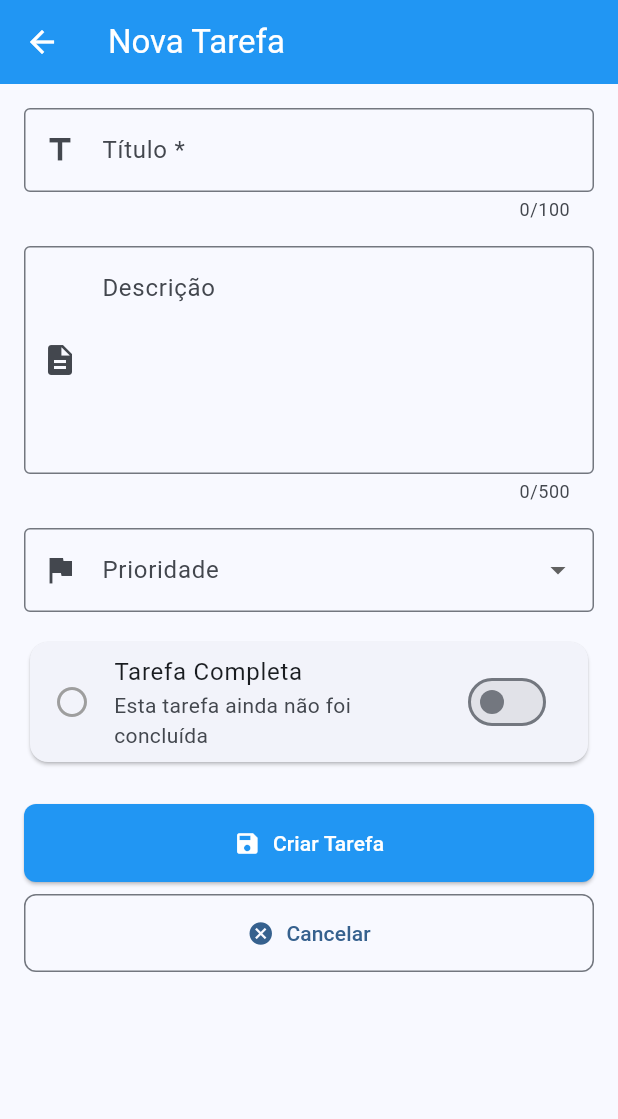
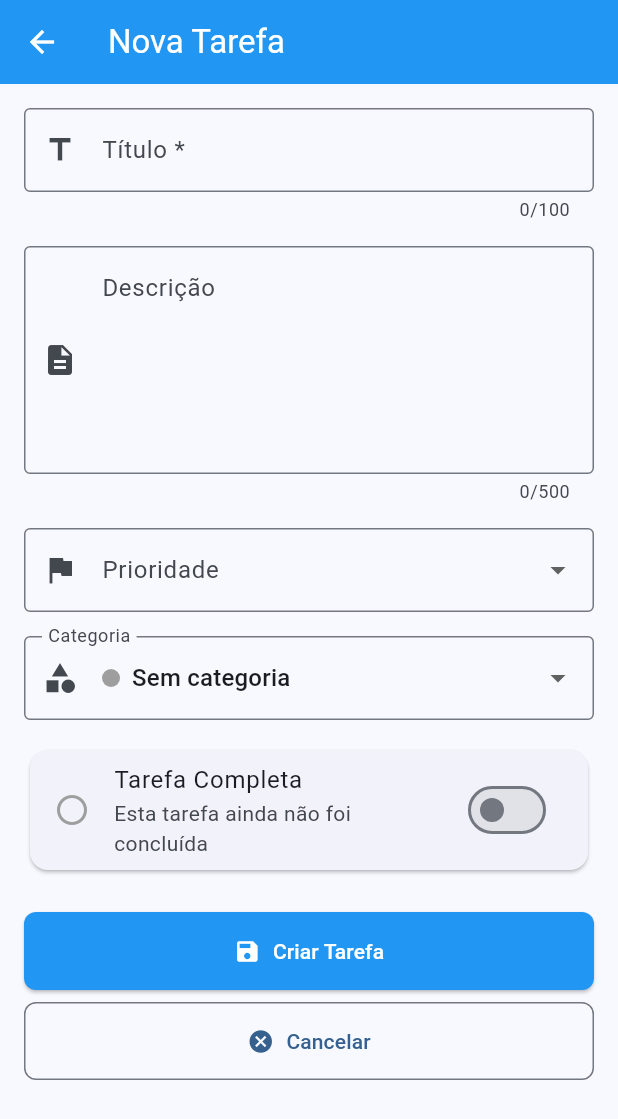
Before and after one commit to moraisjo/taskify, a Flutter app: the screen it shows after launch, after a tap on "Criar primeira tarefa", on a phone screen of 412 x 824 dp. Shown: the top 1119 px of the screen. Run offline on Flutter 3.47's test engine with Material 3 defaults, Android fonts, the phone set to English and light mode, and no system bars; our stand-ins replace flutter_staggered_animations, sqflite_common_ffi; accounts and stored records are empty.

Commit message:
fix: lista das tasks sem categoria

```diff
--- /dev/null
+++ b/task_manager/lib/models/category.dart
@@ -0,0 +1,25 @@
+import 'package:flutter/material.dart';
+
+class Category {
+  final String id;
+  final String name;
+  final Color color;
+
+  const Category({required this.id, required this.name, required this.color});
+
+  static const List<Category> presets = [
+    Category(id: 'uncategorized', name: 'Sem categoria', color: Colors.grey),
+    Category(id: 'general', name: 'Geral', color: Colors.blueGrey),
+    Category(id: 'work', name: 'Trabalho', color: Colors.blue),
+    Category(id: 'study', name: 'Estudos', color: Colors.deepPurple),
+    Category(id: 'personal', name: 'Pessoal', color: Colors.teal),
+  ];
+
+  static Category resolve(String? id) {
+    if (id == null || id.isEmpty) return presets.first;
+    return presets.firstWhere(
+      (c) => c.id == id,
+      orElse: () => presets.first,
+    );
+  }
+}
--- a/task_manager/lib/models/task.dart
+++ b/task_manager/lib/models/task.dart
@@ -6,6 +6,7 @@ class Task {
   final String description;
   final bool completed;
   final String priority;
+  final String categoryId;
   final DateTime createdAt;
 
   Task({
@@ -14,6 +15,7 @@ class Task {
     this.description = '',
     this.completed = false,
     this.priority = 'medium',
+    this.categoryId = 'uncategorized',
     DateTime? createdAt,
   })  : id = id ?? const Uuid().v4(),
         createdAt = createdAt ?? DateTime.now();
@@ -25,6 +27,7 @@ class Task {
       'description': description,
       'completed': completed ? 1 : 0,
       'priority': priority,
+      'category': categoryId,
       'createdAt': createdAt.toIso8601String(),
     };
   }
@@ -36,6 +39,7 @@ class Task {
       description: map['description'] ?? '',
       completed: map['completed'] == 1,
       priority: map['priority'] ?? 'medium',
+      categoryId: (map['category'] as String?)?.isEmpty ?? true ? 'uncategorized' : map['category'],
       createdAt: DateTime.parse(map['createdAt']),
     );
   }
@@ -45,6 +49,7 @@ class Task {
     String? description,
     bool? completed,
     String? priority,
+    String? categoryId,
   }) {
     return Task(
       id: id,
@@ -52,6 +57,7 @@ class Task {
       description: description ?? this.description,
       completed: completed ?? this.completed,
       priority: priority ?? this.priority,
+      categoryId: categoryId ?? this.categoryId,
       createdAt: createdAt,
     );
   }
--- a/task_manager/lib/screens/task_form_screen.dart
+++ b/task_manager/lib/screens/task_form_screen.dart
@@ -1,5 +1,6 @@
 import 'package:flutter/material.dart';
 import '../models/task.dart';
+import '../models/category.dart';
 import '../services/database_service.dart';
 
 class TaskFormScreen extends StatefulWidget {
@@ -17,6 +18,7 @@ class _TaskFormScreenState extends State<TaskFormScreen> {
   final _descriptionController = TextEditingController();
 
   String _priority = 'medium';
+  String _categoryId = 'uncategorized';
   bool _completed = false;
   bool _isLoading = false;
 
@@ -29,6 +31,7 @@ class _TaskFormScreenState extends State<TaskFormScreen> {
       _titleController.text = widget.task!.title;
       _descriptionController.text = widget.task!.description;
       _priority = widget.task!.priority;
+      _categoryId = widget.task!.categoryId;
       _completed = widget.task!.completed;
     }
   }
@@ -54,6 +57,7 @@ class _TaskFormScreenState extends State<TaskFormScreen> {
           title: _titleController.text.trim(),
           description: _descriptionController.text.trim(),
           priority: _priority,
+          categoryId: _categoryId,
           completed: _completed,
         );
         await DatabaseService.instance.create(newTask);
@@ -73,6 +77,7 @@ class _TaskFormScreenState extends State<TaskFormScreen> {
           title: _titleController.text.trim(),
           description: _descriptionController.text.trim(),
           priority: _priority,
+          categoryId: _categoryId,
           completed: _completed,
         );
         await DatabaseService.instance.update(updatedTask);
@@ -222,6 +227,44 @@ class _TaskFormScreenState extends State<TaskFormScreen> {
 
                     const SizedBox(height: 16),
 
+                    // Dropdown de Categoria
+                    DropdownButtonFormField<String>(
+                      value: _categoryId,
+                      decoration: const InputDecoration(
+                        labelText: 'Categoria',
+                        prefixIcon: Icon(Icons.category),
+                        border: OutlineInputBorder(),
+                      ),
+                      items: Category.presets
+                          .map(
+                            (cat) => DropdownMenuItem(
+                              value: cat.id,
+                              child: Row(
+                                children: [
+                                  Container(
+                                    width: 12,
+                                    height: 12,
+                                    decoration: BoxDecoration(
+                                      color: cat.color,
+                                      shape: BoxShape.circle,
+                                    ),
+                                  ),
+                                  const SizedBox(width: 8),
+                                  Text(cat.name),
+                                ],
+                              ),
+                            ),
+                          )
+                          .toList(),
+                      onChanged: (value) {
+                        if (value != null) {
+                          setState(() => _categoryId = value);
+                        }
+                      },
+                    ),
+
+                    const SizedBox(height: 16),
+
                     // Switch de Completo
                     Card(
                       child: SwitchListTile(
--- a/task_manager/lib/screens/task_list_screen.dart
+++ b/task_manager/lib/screens/task_list_screen.dart
@@ -2,6 +2,7 @@ import 'dart:io';
 
 import 'package:flutter/material.dart';
 import '../models/task.dart';
+import '../models/category.dart';
 import '../services/database_service.dart';
 import '../widgets/task_card.dart';
 import 'task_form_screen.dart';
@@ -25,6 +26,7 @@ class _TaskListScreenState extends State<TaskListScreen> {
   List<Task> _tasks = [];
   String _filter = 'all'; // all, completed, pending
   String _searchQuery = '';
+  String _categoryFilter = 'all';
   bool _isLoading = false;
 
   @override
@@ -76,6 +78,11 @@ class _TaskListScreenState extends State<TaskListScreen> {
                 t.description.toLowerCase().contains(_searchQuery.toLowerCase()),
           )
           .toList();
+    }
+
+    // Filtro por categoria
+    if (_categoryFilter != 'all') {
+      tasks = tasks.where((t) => t.categoryId == _categoryFilter).toList();
     }
 
     return tasks;
@@ -187,6 +194,7 @@ class _TaskListScreenState extends State<TaskListScreen> {
     final stats = _calculateStats();
     final isDark = widget.themeMode == ThemeMode.dark ||
         (widget.themeMode == ThemeMode.system && Theme.of(context).brightness == Brightness.dark);
+    final categories = Category.presets;
 
     return Scaffold(
       appBar: AppBar(
@@ -261,6 +269,36 @@ class _TaskListScreenState extends State<TaskListScreen> {
               onChanged: (value) => setState(() => _searchQuery = value),
             ),
           ),
+
+          // Filtro por Categoria
+          if (_tasks.isNotEmpty)
+            Padding(
+              padding: const EdgeInsets.symmetric(horizontal: 16),
+              child: SingleChildScrollView(
+                scrollDirection: Axis.horizontal,
+                child: Row(
+                  children: [
+                    ChoiceChip(
+                      label: const Text('Todas'),
+                      selected: _categoryFilter == 'all',
+                      onSelected: (_) => setState(() => _categoryFilter = 'all'),
+                    ),
+                    const SizedBox(width: 8),
+                    ...categories.map(
+                      (cat) => Padding(
+                        padding: const EdgeInsets.only(right: 8),
+                        child: ChoiceChip(
+                          label: Text(cat.name),
+                          selected: _categoryFilter == cat.id,
+                          selectedColor: cat.color.withValues(alpha: 0.25),
+                          onSelected: (_) => setState(() => _categoryFilter = cat.id),
+                        ),
+                      ),
+                    ),
+                  ],
+                ),
+              ),
+            ),
 
           // Card de Estatísticas
           if (_tasks.isNotEmpty)
--- a/task_manager/lib/services/database_service.dart
+++ b/task_manager/lib/services/database_service.dart
@@ -26,7 +26,16 @@ class DatabaseService {
     }
     final directory = await getApplicationDocumentsDirectory();
     final path = join(directory.path, fileName);
-    return await openDatabase(path, version: 1, onCreate: _createDB);
+    return await openDatabase(
+      path,
+      version: 2,
+      onCreate: _createDB,
+      onUpgrade: (db, oldVersion, newVersion) async {
+        if (oldVersion < 2) {
+          await db.execute('ALTER TABLE tasks ADD COLUMN category TEXT');
+        }
+      },
+    );
   }
 
   Future<void> _createDB(Database db, int version) async {
@@ -37,6 +46,7 @@ class DatabaseService {
         description TEXT,
         completed INTEGER NOT NULL,
         priority TEXT NOT NULL,
+        category TEXT,
         createdAt TEXT NOT NULL
       )
     ''');
@@ -121,6 +131,7 @@ class DatabaseService {
             'description': item['description'] ?? '',
             'completed': item['completed'],
             'priority': item['priority'],
+            'category': item['category'],
             'createdAt': item['createdAt'],
           });
           await txn.insert('tasks', task.toMap(), conflictAlgorithm: ConflictAlgorithm.replace);
```
Also changed, not shown: task_manager/lib/widgets/task_card.dart (+28 -0 lines).
